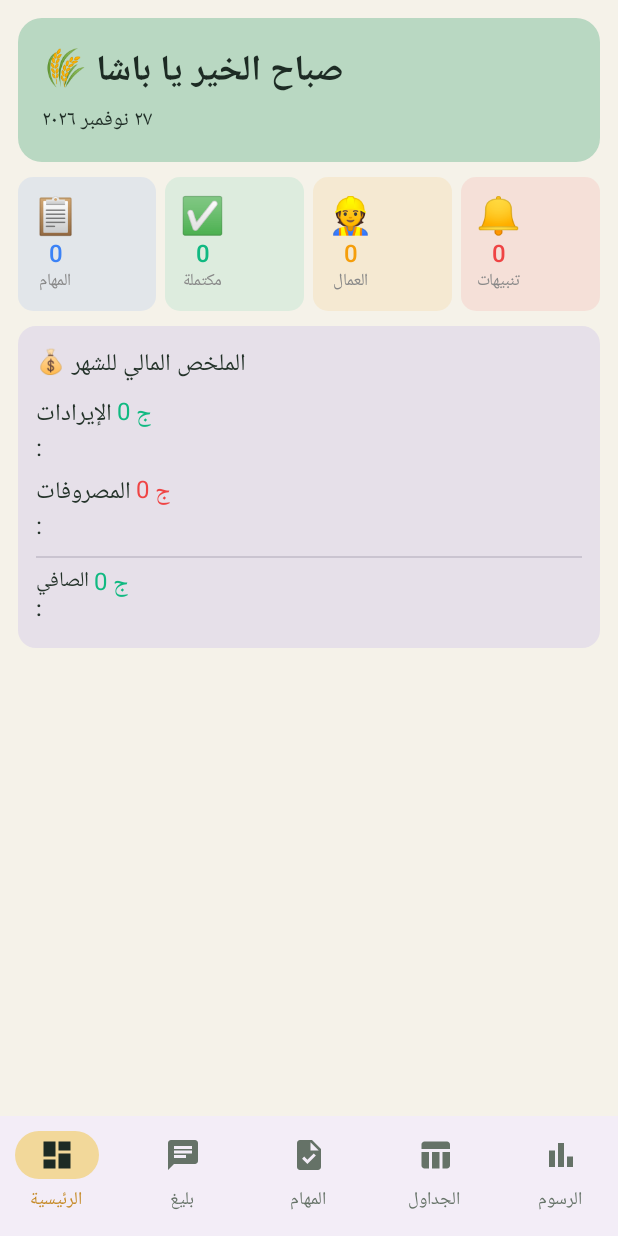
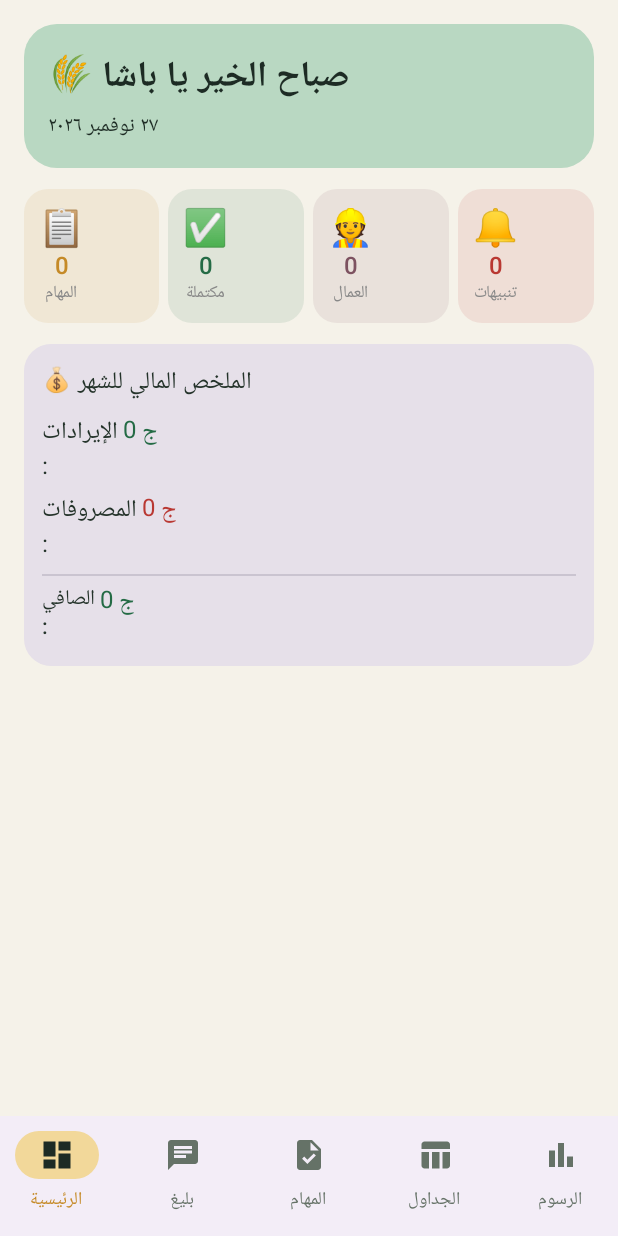
Before and after one commit to madnessgate44-debug/smart-farm, an Android app built with Jetpack Compose: the screen it shows after launch (MainActivity), on a phone screen of 412 x 824 dp. Run offline under Robolectric (Android 15) with nearby library versions, the phone set to English and light mode, and no system bars; our stand-ins replace Room's generated code.

Commit message:
style(smart-farm): align farm dashboard with semantic theme

```diff
--- a/app/src/main/java/com/ahmedpasha/smartfarm/ui/screens/HomeDashboard.kt
+++ b/app/src/main/java/com/ahmedpasha/smartfarm/ui/screens/HomeDashboard.kt
@@ -23,13 +23,13 @@ fun HomeDashboard(viewModel: FarmViewModel) {
     val todayTasks by viewModel.tasks.collectAsState()
 
     Column(
-        modifier = Modifier.fillMaxSize().verticalScroll(rememberScrollState()).padding(12.dp),
-        verticalArrangement = Arrangement.spacedBy(10.dp)
+        modifier = Modifier.fillMaxSize().verticalScroll(rememberScrollState()).padding(16.dp),
+        verticalArrangement = Arrangement.spacedBy(14.dp)
     ) {
         Card(
             modifier = Modifier.fillMaxWidth(),
             colors = CardDefaults.cardColors(containerColor = MaterialTheme.colorScheme.primaryContainer),
-            shape = RoundedCornerShape(16.dp)
+            shape = RoundedCornerShape(22.dp)
         ) {
             Column(modifier = Modifier.padding(16.dp)) {
                 Text("🌾 صباح الخير يا باشا", style = MaterialTheme.typography.headlineMedium)
@@ -38,35 +38,35 @@ fun HomeDashboard(viewModel: FarmViewModel) {
         }
 
         Row(modifier = Modifier.fillMaxWidth(), horizontalArrangement = Arrangement.spacedBy(6.dp)) {
-            DashboardCard("المهام", "${summary.totalTasks}", "📋", Color(0xFF3B82F6), Modifier.weight(1f))
-            DashboardCard("مكتملة", "${summary.completedTasks}", "✅", Color(0xFF10B981), Modifier.weight(1f))
-            DashboardCard("العمال", "${summary.presentWorkers}", "👷", Color(0xFFF59E0B), Modifier.weight(1f))
-            DashboardCard("تنبيهات", "${summary.lowStockCount + summary.activeDebtsCount}", "🔔", Color(0xFFEF4444), Modifier.weight(1f))
+            DashboardCard("المهام", "${summary.totalTasks}", "📋", MaterialTheme.colorScheme.secondary, Modifier.weight(1f))
+            DashboardCard("مكتملة", "${summary.completedTasks}", "✅", MaterialTheme.colorScheme.primary, Modifier.weight(1f))
+            DashboardCard("العمال", "${summary.presentWorkers}", "👷", MaterialTheme.colorScheme.tertiary, Modifier.weight(1f))
+            DashboardCard("تنبيهات", "${summary.lowStockCount + summary.activeDebtsCount}", "🔔", MaterialTheme.colorScheme.error, Modifier.weight(1f))
         }
 
-        Card(modifier = Modifier.fillMaxWidth(), shape = RoundedCornerShape(12.dp)) {
+        Card(modifier = Modifier.fillMaxWidth(), shape = RoundedCornerShape(18.dp)) {
             Column(modifier = Modifier.padding(12.dp)) {
                 Text("💰 الملخص المالي للشهر", style = MaterialTheme.typography.titleMedium)
                 Spacer(modifier = Modifier.height(6.dp))
                 Row(horizontalArrangement = Arrangement.SpaceBetween) {
-                    Text("الإيرادات:"); Text("${String.format("%,.0f", summary.monthlyRevenue)} ج", color = Color(0xFF10B981))
+                    Text("الإيرادات:"); Text("${String.format("%,.0f", summary.monthlyRevenue)} ج", color = MaterialTheme.colorScheme.primary)
                 }
                 Row(horizontalArrangement = Arrangement.SpaceBetween) {
-                    Text("المصروفات:"); Text("${String.format("%,.0f", summary.monthlyExpenses)} ج", color = Color(0xFFEF4444))
+                    Text("المصروفات:"); Text("${String.format("%,.0f", summary.monthlyExpenses)} ج", color = MaterialTheme.colorScheme.error)
                 }
                 Divider(modifier = Modifier.padding(vertical = 4.dp))
                 Row(horizontalArrangement = Arrangement.SpaceBetween) {
                     Text("الصافي:", style = MaterialTheme.typography.titleSmall)
                     Text("${String.format("%,.0f", summary.monthlyRevenue - summary.monthlyExpenses)} ج",
-                        color = if (summary.monthlyRevenue >= summary.monthlyExpenses) Color(0xFF10B981) else Color(0xFFEF4444))
+                        color = if (summary.monthlyRevenue >= summary.monthlyExpenses) MaterialTheme.colorScheme.primary else MaterialTheme.colorScheme.error)
                 }
             }
         }
 
         if (lowStock.isNotEmpty() || activeDebts.isNotEmpty()) {
-            Card(modifier = Modifier.fillMaxWidth(), colors = CardDefaults.cardColors(containerColor = Color(0xFFFEF3C7)), shape = RoundedCornerShape(12.dp)) {
+            Card(modifier = Modifier.fillMaxWidth(), colors = CardDefaults.cardColors(containerColor = MaterialTheme.colorScheme.secondaryContainer), shape = RoundedCornerShape(12.dp)) {
                 Column(modifier = Modifier.padding(12.dp)) {
-                    Text("⚠️ تنبيهات هامة", style = MaterialTheme.typography.titleSmall, color = Color(0xFFD97706))
+                    Text("⚠️ تنبيهات هامة", style = MaterialTheme.typography.titleSmall, color = MaterialTheme.colorScheme.onSecondaryContainer)
                     lowStock.take(3).forEach { item ->
                         Text("• مخزون ${item.name} منخفض (${item.currentBalance} ${item.unit})", style = MaterialTheme.typography.bodySmall)
                     }
@@ -81,7 +81,7 @@ fun HomeDashboard(viewModel: FarmViewModel) {
 
 @Composable
 fun DashboardCard(title: String, value: String, emoji: String, color: Color, modifier: Modifier = Modifier) {
-    Card(modifier = modifier, colors = CardDefaults.cardColors(containerColor = color.copy(alpha = 0.1f)), shape = RoundedCornerShape(10.dp)) {
+    Card(modifier = modifier, colors = CardDefaults.cardColors(containerColor = color.copy(alpha = 0.1f)), shape = RoundedCornerShape(16.dp)) {
         Column(modifier = Modifier.padding(10.dp), horizontalAlignment = Alignment.CenterHorizontally) {
             Text(emoji, style = MaterialTheme.typography.headlineSmall)
             Text(value, style = MaterialTheme.typography.titleMedium, color = color)
```
